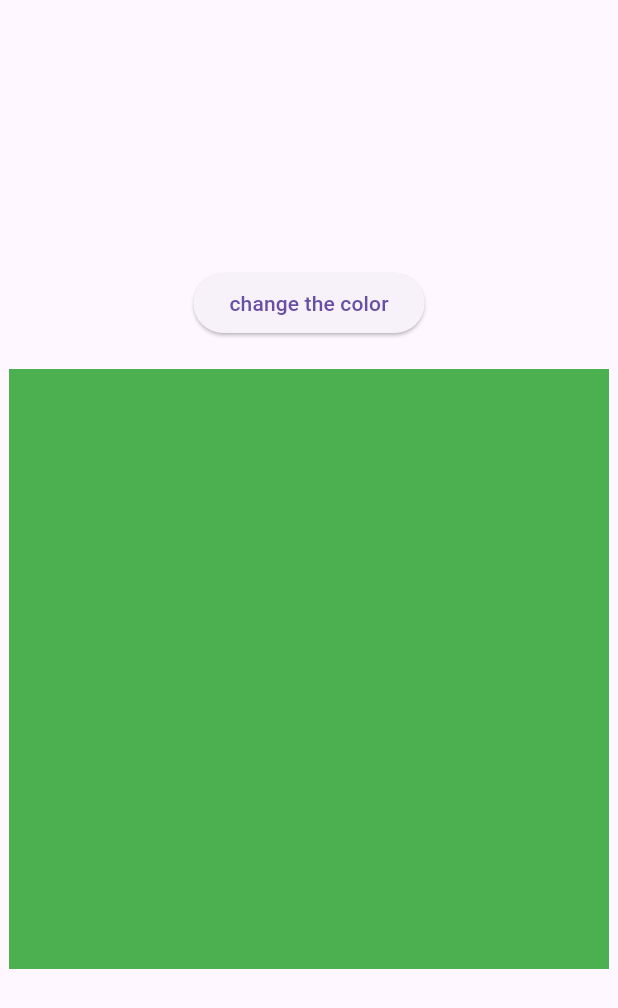
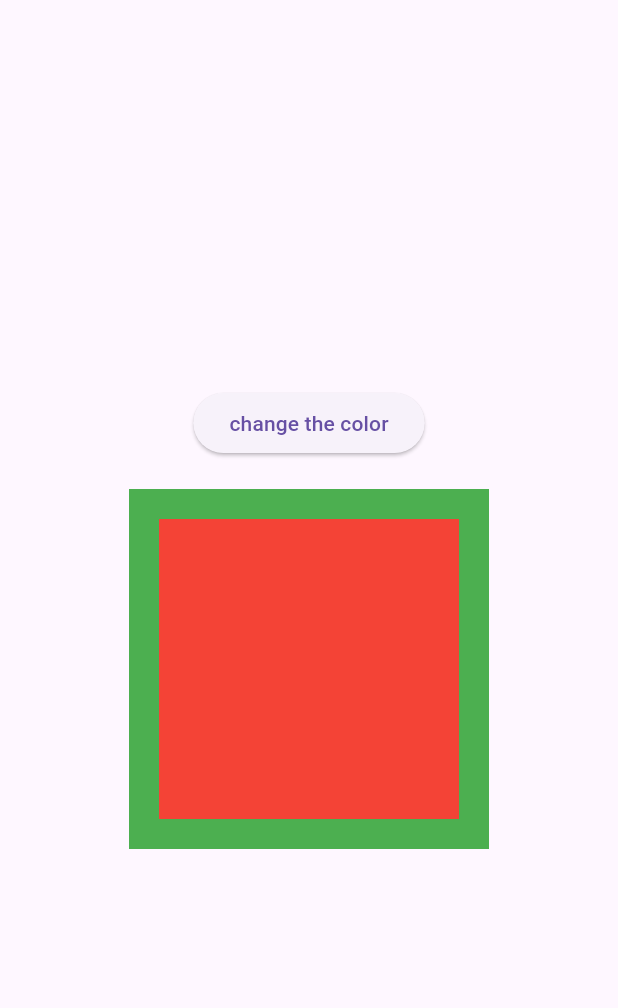
Before and after one commit to osama-ahmed-alsharabi/animation-practice, a Flutter app: the screen it shows after launch, after a tap on "change the color", on a phone screen of 412 x 824 dp. Shown: the top 1008 px of the screen. Run offline on Flutter 3.47's test engine with Material 3 defaults, Android fonts, the phone set to English and light mode, and no system bars.

Commit message:
practicing with animated padding

```diff
--- /dev/null
+++ b/lib/animated_widgets/padding_animated_widget.dart
@@ -0,0 +1,20 @@
+import 'package:flutter/material.dart';
+
+class PaddingAnimatedWidget extends StatelessWidget {
+  final double value;
+  const PaddingAnimatedWidget({super.key, required this.value});
+
+  @override
+  Widget build(BuildContext context) {
+    return Container(
+      color: Colors.green,
+      child: AnimatedPadding(padding: EdgeInsetsGeometry.all(value), duration: const Duration(milliseconds: 500),
+      child: Container(
+        width: 200,
+        height: 200,
+        color: Colors.red,
+      ),
+      ),
+    );
+  }
+}
--- a/lib/home_view.dart
+++ b/lib/home_view.dart
@@ -1,4 +1,4 @@
-import 'package:first_animation_practice/animated_widgets/container_animated_widget.dart';
+import 'package:first_animation_practice/animated_widgets/padding_animated_widget.dart';
 import 'package:flutter/material.dart';
 
 class HomeView extends StatefulWidget {
@@ -12,6 +12,7 @@ class _HomeViewState extends State<HomeView> {
   Color color = Colors.red;
   double height = 200;
   double width = 200;
+  double value= 50;
   @override
   Widget build(BuildContext context) {
     return Scaffold(
@@ -24,17 +25,14 @@ class _HomeViewState extends State<HomeView> {
                 color = Colors.green;
                 height = 400;
                 width = 400;
+                value = 20;
                 setState(() {});
               },
               child: Text("change the color"),
             ),
             SizedBox(height: 20),
             Center(
-              child: ContainerAnimatedWidget(
-                color: color,
-                width: width,
-                height: height,
-              ),
+              child: PaddingAnimatedWidget(value: value)
             ),
           ],
         ),
```
